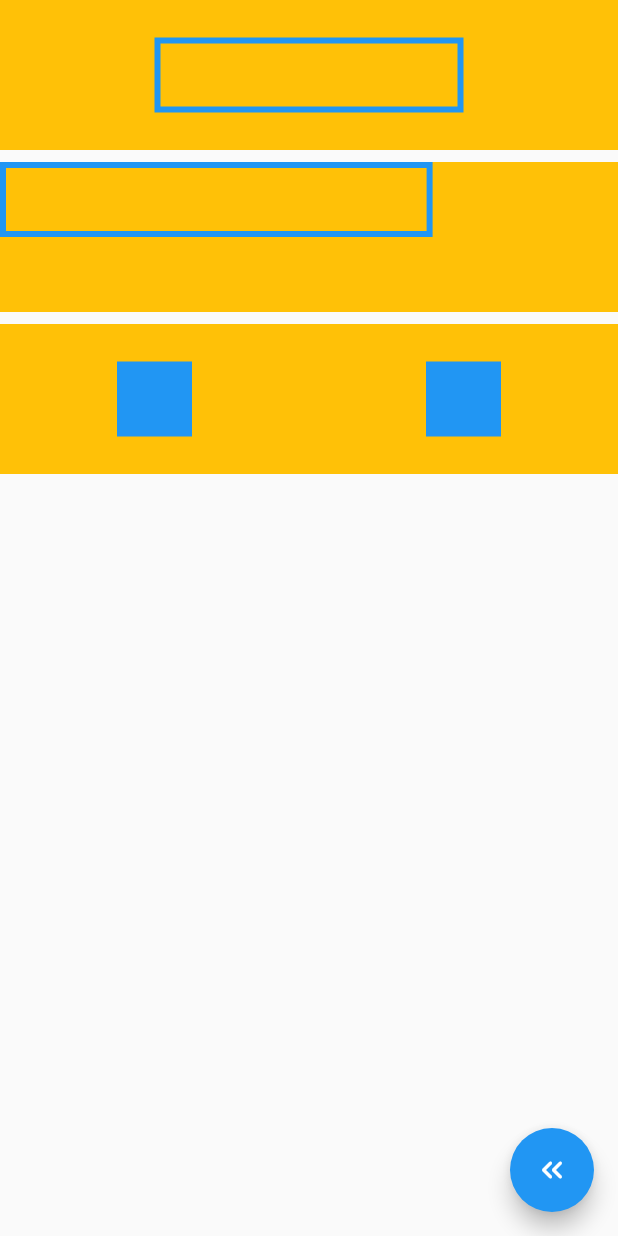
After one commit to fujiya228/flutter-widget-of-the-week, a Flutter app: the Page051 screen opened directly, on a phone screen of 412 x 824 dp. The commit adds this screen. Run offline on Flutter 3.47's test engine with Material 2 defaults, Android fonts, the phone set to English and light mode, and no system bars; our stand-ins replace transparent_image.

Commit message:
FractionallySizedBoxを追加

```diff
--- /dev/null
+++ b/lib/widgets/pages/page051.dart
@@ -0,0 +1,84 @@
+import 'package:flutter/material.dart';
+import '../back_page_button.dart';
+
+class Page051 extends StatelessWidget {
+  const Page051({
+    Key? key,
+  }) : super(key: key);
+
+  @override
+  Widget build(BuildContext context) {
+    return SafeArea(
+      child: Scaffold(
+        body: ListView(
+          children: <Widget>[
+            Container(
+              height: 100,
+              margin: const EdgeInsets.only(bottom: 8),
+              color: Colors.amber,
+              child: FractionallySizedBox(
+                widthFactor: 0.5,
+                heightFactor: 0.5,
+                alignment: FractionalOffset.center,
+                child: DecoratedBox(
+                  decoration: BoxDecoration(
+                    border: Border.all(
+                      color: Colors.blue,
+                      width: 4,
+                    ),
+                  ),
+                ),
+              ),
+            ),
+            Container(
+              height: 100,
+              margin: const EdgeInsets.only(bottom: 8),
+              color: Colors.amber,
+              child: Container(
+                alignment: Alignment.topLeft,
+                child: FractionallySizedBox(
+                  widthFactor: 0.7,
+                  heightFactor: 0.5,
+                  child: DecoratedBox(
+                    decoration: BoxDecoration(
+                      border: Border.all(
+                        color: Colors.blue,
+                        width: 4,
+                      ),
+                    ),
+                  ),
+                ),
+              ),
+            ),
+            Container(
+              height: 100,
+              margin: const EdgeInsets.only(bottom: 8),
+              color: Colors.amber,
+              child: Row(
+                mainAxisAlignment: MainAxisAlignment.center,
+                children: [
+                  Container(
+                    width: 50,
+                    height: 50,
+                    color: Colors.blue,
+                  ),
+                  const Flexible(
+                    child: FractionallySizedBox(
+                      widthFactor: 0.5,
+                    ),
+                  ),
+                  Container(
+                    width: 50,
+                    height: 50,
+                    color: Colors.blue,
+                  ),
+                ],
+              ),
+            ),
+          ],
+        ),
+        floatingActionButton: const BackPageButton(),
+      ),
+    );
+  }
+}
--- a/lib/widgets/widgets.dart
+++ b/lib/widgets/widgets.dart
@@ -49,6 +49,7 @@ import 'pages/page047.dart';
 import 'pages/page048.dart';
 import 'pages/page049.dart';
 import 'pages/page050.dart';
+import 'pages/page051.dart';
 
 class WidgetPage {
   WidgetPage({
@@ -61,6 +62,7 @@ class WidgetPage {
 }
 
 final widgetPages = <WidgetPage>[
+  WidgetPage(title: 'No. 051 FractionallySizedBox', widget: const Page051()),
   WidgetPage(title: 'No. 050 AnimatedOpacity', widget: const Page050()),
   WidgetPage(title: 'No. 049 Stack', widget: const Page049()),
   WidgetPage(title: 'No. 048 ConstrainedBox', widget: const Page048()),
```
Also changed, not shown: 1 other file.
